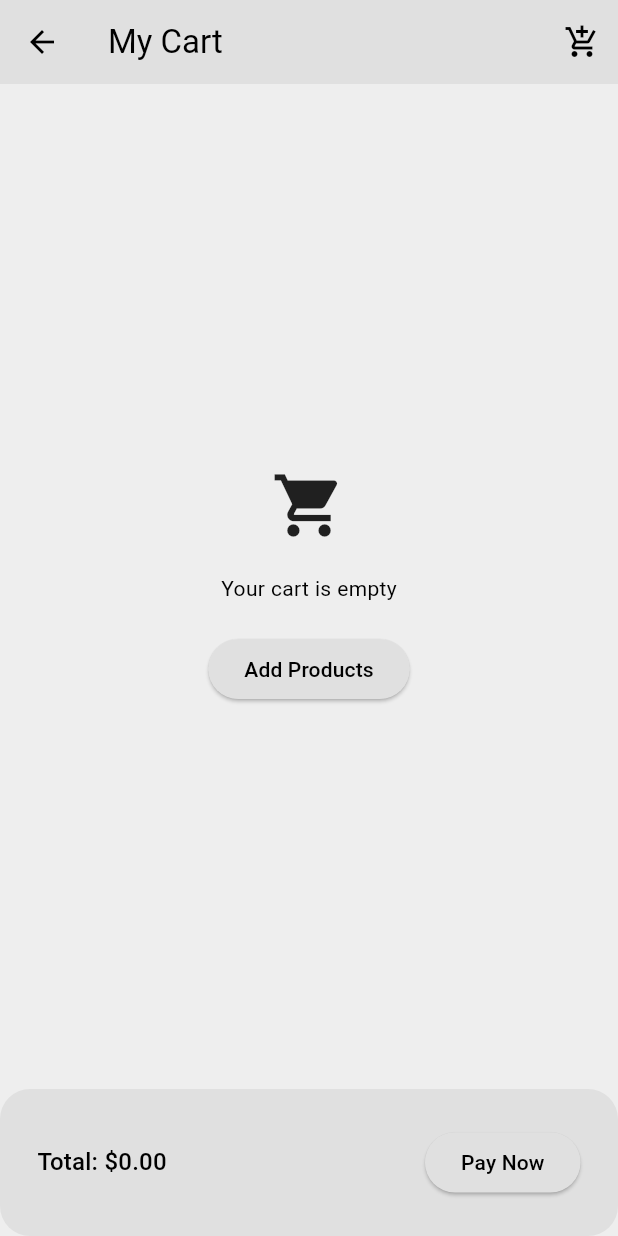
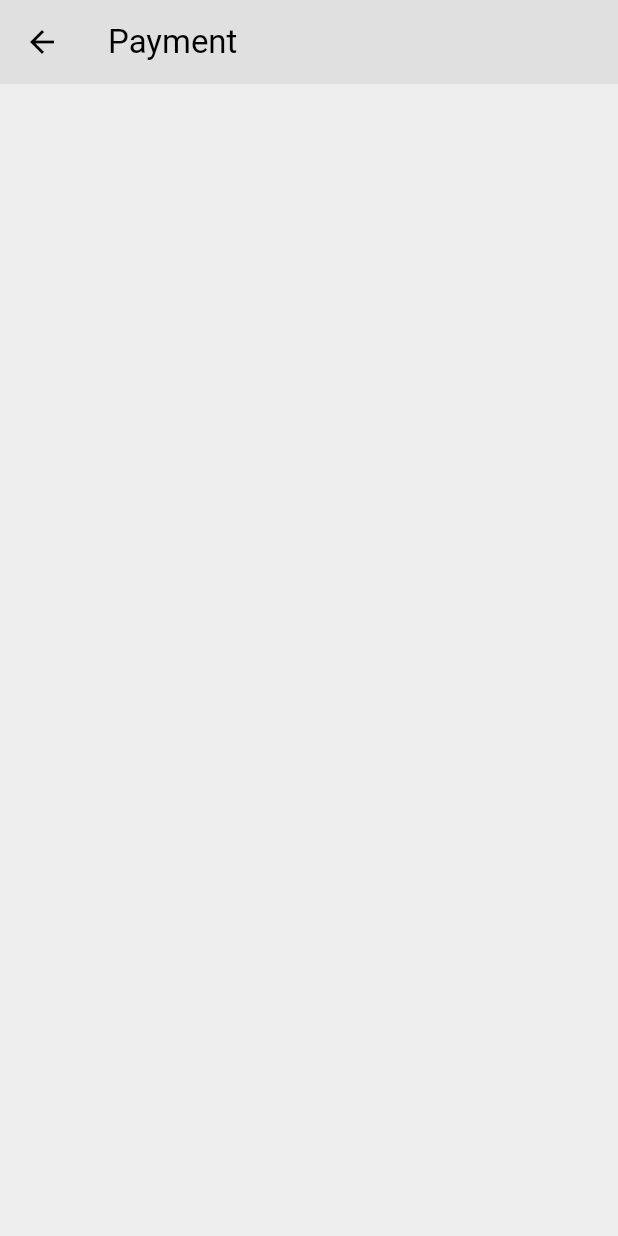
Before and after one commit to mahima-manik/flutter-starter-kit, a Flutter app: the CartPage screen opened directly, after a tap on "Pay Now", on a phone screen of 412 x 824 dp. Run offline on Flutter 3.47's test engine with Material 3 defaults, Android fonts, the phone set to English and light mode, and no system bars; our stand-ins replace cloud_firestore, firebase_auth, firebase_core, firebase_storage, google_sign_in, image_picker; accounts and stored records are empty.

Commit message:
Add basic payment page

```diff
--- a/lib/src/pages/cart_page.dart
+++ b/lib/src/pages/cart_page.dart
@@ -3,6 +3,7 @@ import 'package:provider/provider.dart';
 import '../components/cart_tile.dart';
 import '../providers/cart_provider.dart';
 import 'home_page.dart';
+import 'payment_page.dart';
 
 class CartPage extends StatefulWidget {
   const CartPage({super.key});
@@ -78,7 +79,7 @@ class CartPageState extends State<CartPage> {
                     ),
                     ElevatedButton(
                       onPressed: () {
-                        // Handle pay now action
+                        Navigator.push(context, MaterialPageRoute(builder: (context) => const PaymentPage()));
                       },
                       child: const Text('Pay Now'),
                     ),
--- /dev/null
+++ b/lib/src/pages/payment_page.dart
@@ -0,0 +1,20 @@
+import 'package:flutter/material.dart';
+
+class PaymentPage extends StatefulWidget {
+  const PaymentPage({super.key});
+
+  @override
+  State<PaymentPage> createState() => _PaymentPageState();
+}
+
+class _PaymentPageState extends State<PaymentPage> {
+  @override
+  Widget build(BuildContext context) {
+    return Scaffold(
+      appBar: AppBar(
+        title: const Text('Payment'),
+      ),
+      body: const Center(),
+    );
+  }
+}
```
